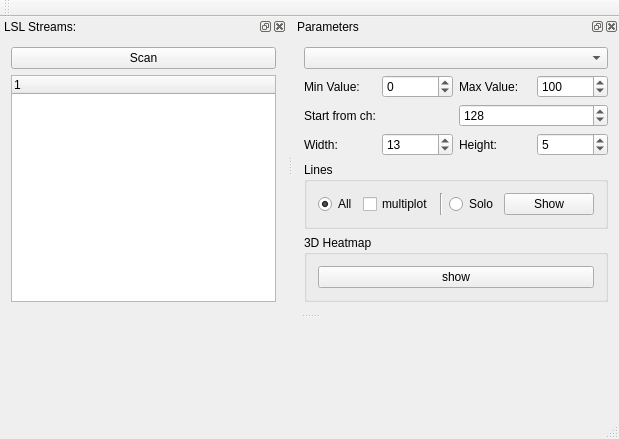
Old version of the form forms/mainwindow.ui in the repository Aightech/lslsub_plotter.
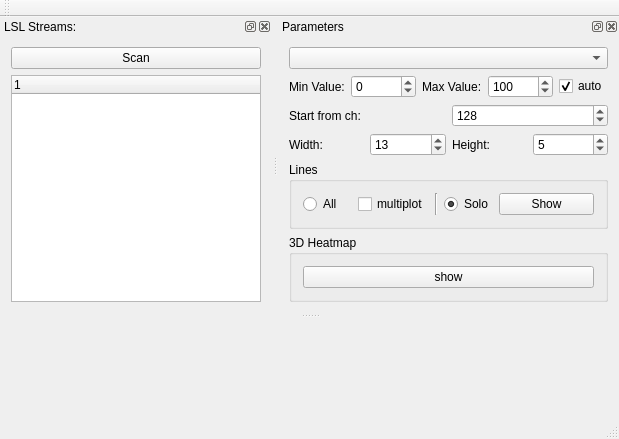
New version of the form.

The edit to the form file:
```diff
--- a/forms/mainwindow.ui
+++ b/forms/mainwindow.ui
@@ -130,7 +130,7 @@
               </sizepolicy>
              </property>
              <property name="minimum">
-              <number>-32000</number>
+              <number>-64000</number>
              </property>
              <property name="maximum">
               <number>64000</number>
@@ -162,7 +162,7 @@
               </sizepolicy>
              </property>
              <property name="minimum">
-              <number>-32000</number>
+              <number>-64000</number>
              </property>
              <property name="maximum">
               <number>64000</number>
@@ -172,6 +172,16 @@
              </property>
             </widget>
            </item>
+           <item>
+            <widget class="QCheckBox" name="checkBox_scaleAuto">
+             <property name="text">
+              <string>auto</string>
+             </property>
+             <property name="checked">
+              <bool>true</bool>
+             </property>
+            </widget>
+           </item>
           </layout>
          </item>
          <item row="2" column="0">
@@ -320,7 +330,7 @@
                  <string>All</string>
                 </property>
                 <property name="checked">
-                 <bool>true</bool>
+                 <bool>false</bool>
                 </property>
                </widget>
               </item>
@@ -349,6 +359,9 @@
                 <property name="text">
                  <string>Solo</string>
                 </property>
+                <property name="checked">
+                 <bool>true</bool>
+                </property>
                </widget>
               </item>
              </layout>
```
